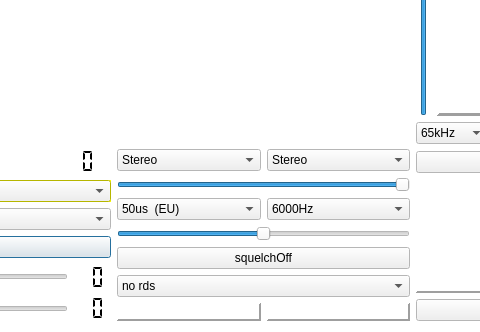
Qt form radio.ui (tomneda/sdr-j-fm) before a commit; both pictures show x 194 to 674 and y 427 to 759 of the 1129 by 759 pixel window.
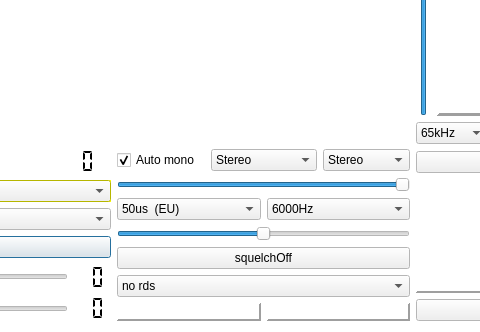
The same form after that commit. Custom widgets are drawn as their Qt base class.

Commit message: Introduce "Auto Mono" switch

Patch:
```diff
--- a/radio.ui
+++ b/radio.ui
@@ -713,6 +713,19 @@
           <layout class="QVBoxLayout" name="verticalLayout_3">
            <item>
             <layout class="QHBoxLayout" name="horizontalLayout_12">
+             <item>
+              <widget class="QCheckBox" name="cbAutoMono">
+               <property name="toolTip">
+                <string>&lt;html&gt;&lt;head/&gt;&lt;body&gt;&lt;p&gt;Force audio to mono if no pilot is detected&lt;/p&gt;&lt;/body&gt;&lt;/html&gt;</string>
+               </property>
+               <property name="text">
+                <string>Auto mono</string>
+               </property>
+               <property name="checked">
+                <bool>true</bool>
+               </property>
+              </widget>
+             </item>
              <item>
               <widget class="QComboBox" name="fmMode">
                <property name="toolTip">
```
The commit also changes 3 other files.
